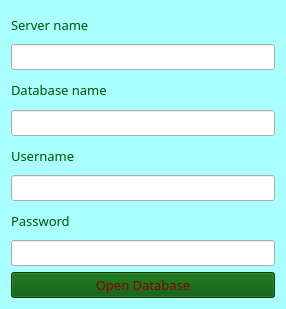
Before: the Qt Designer form auth.ui in ailaikit/CSA, drawn with Qt 5.
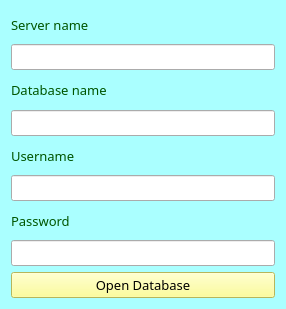
After: the same form once the commit is applied.

Diff of the .ui file:
```diff
--- a/auth.ui
+++ b/auth.ui
@@ -368,7 +368,7 @@
         <colorrole role="WindowText">
          <brush brushstyle="SolidPattern">
           <color alpha="255">
-           <red>139</red>
+           <red>0</red>
            <green>0</green>
            <blue>0</blue>
           </color>
@@ -377,16 +377,16 @@
         <colorrole role="Button">
          <brush brushstyle="SolidPattern">
           <color alpha="255">
-           <red>0</red>
-           <green>85</green>
-           <blue>0</blue>
+           <red>255</red>
+           <green>255</green>
+           <blue>127</blue>
           </color>
          </brush>
         </colorrole>
         <colorrole role="Text">
          <brush brushstyle="SolidPattern">
           <color alpha="255">
-           <red>139</red>
+           <red>0</red>
            <green>0</green>
            <blue>0</blue>
           </color>
@@ -395,7 +395,7 @@
         <colorrole role="ButtonText">
          <brush brushstyle="SolidPattern">
           <color alpha="255">
-           <red>139</red>
+           <red>0</red>
            <green>0</green>
            <blue>0</blue>
           </color>
@@ -404,18 +404,18 @@
         <colorrole role="Base">
          <brush brushstyle="SolidPattern">
           <color alpha="255">
-           <red>0</red>
-           <green>85</green>
-           <blue>0</blue>
+           <red>255</red>
+           <green>255</green>
+           <blue>127</blue>
           </color>
          </brush>
         </colorrole>
         <colorrole role="Window">
          <brush brushstyle="SolidPattern">
           <color alpha="255">
-           <red>0</red>
-           <green>85</green>
-           <blue>0</blue>
+           <red>255</red>
+           <green>255</green>
+           <blue>127</blue>
           </color>
          </brush>
         </colorrole>
@@ -442,7 +442,7 @@
         <colorrole role="WindowText">
          <brush brushstyle="SolidPattern">
           <color alpha="255">
-           <red>139</red>
+           <red>0</red>
            <green>0</green>
            <blue>0</blue>
           </color>
@@ -451,16 +451,16 @@
         <colorrole role="Button">
          <brush brushstyle="SolidPattern">
           <color alpha="255">
-           <red>0</red>
-           <green>85</green>
-           <blue>0</blue>
+           <red>255</red>
+           <green>255</green>
+           <blue>127</blue>
           </color>
          </brush>
         </colorrole>
         <colorrole role="Text">
          <brush brushstyle="SolidPattern">
           <color alpha="255">
-           <red>139</red>
+           <red>0</red>
            <green>0</green>
            <blue>0</blue>
           </color>
@@ -469,7 +469,7 @@
         <colorrole role="ButtonText">
          <brush brushstyle="SolidPattern">
           <color alpha="255">
-           <red>139</red>
+           <red>0</red>
            <green>0</green>
            <blue>0</blue>
           </color>
@@ -478,18 +478,18 @@
         <colorrole role="Base">
          <brush brushstyle="SolidPattern">
           <color alpha="255">
-           <red>0</red>
-           <green>85</green>
-           <blue>0</blue>
+           <red>255</red>
+           <green>255</green>
+           <blue>127</blue>
           </color>
          </brush>
         </colorrole>
         <colorrole role="Window">
          <brush brushstyle="SolidPattern">
           <color alpha="255">
-           <red>0</red>
-           <green>85</green>
-           <blue>0</blue>
+           <red>255</red>
+           <green>255</green>
+           <blue>127</blue>
           </color>
          </brush>
         </colorrole>
@@ -516,7 +516,7 @@
         <colorrole role="WindowText">
          <brush brushstyle="SolidPattern">
           <color alpha="255">
-           <red>139</red>
+           <red>0</red>
            <green>0</green>
            <blue>0</blue>
           </color>
@@ -525,16 +525,16 @@
         <colorrole role="Button">
          <brush brushstyle="SolidPattern">
           <color alpha="255">
-           <red>0</red>
-           <green>85</green>
-           <blue>0</blue>
+           <red>255</red>
+           <green>255</green>
+           <blue>127</blue>
           </color>
          </brush>
         </colorrole>
         <colorrole role="Text">
          <brush brushstyle="SolidPattern">
           <color alpha="255">
-           <red>139</red>
+           <red>0</red>
            <green>0</green>
            <blue>0</blue>
           </color>
@@ -543,7 +543,7 @@
         <colorrole role="ButtonText">
          <brush brushstyle="SolidPattern">
           <color alpha="255">
-           <red>139</red>
+           <red>0</red>
            <green>0</green>
            <blue>0</blue>
           </color>
@@ -552,18 +552,18 @@
         <colorrole role="Base">
          <brush brushstyle="SolidPattern">
           <color alpha="255">
-           <red>0</red>
-           <green>85</green>
-           <blue>0</blue>
+           <red>255</red>
+           <green>255</green>
+           <blue>127</blue>
           </color>
          </brush>
         </colorrole>
         <colorrole role="Window">
          <brush brushstyle="SolidPattern">
           <color alpha="255">
-           <red>0</red>
-           <green>85</green>
-           <blue>0</blue>
+           <red>255</red>
+           <green>255</green>
+           <blue>127</blue>
           </color>
          </brush>
         </colorrole>
@@ -598,8 +598,8 @@
       <cursorShape>ClosedHandCursor</cursorShape>
      </property>
      <property name="styleSheet">
-      <string notr="true">color:  rgb(139, 0, 0);
-background-color: rgb(0, 85, 0);</string>
+      <string notr="true">color:  rgb(0, 0, 0);
+background-color: rgb(255, 255, 127);</string>
      </property>
      <property name="text">
       <string>Open Database</string>
```
